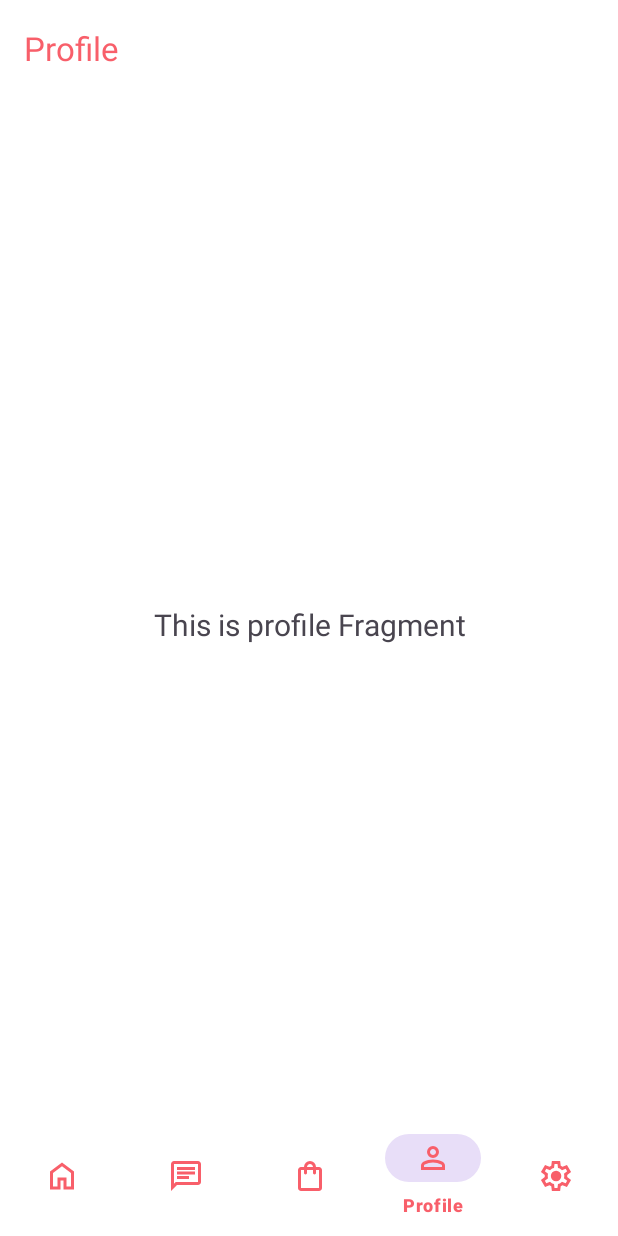
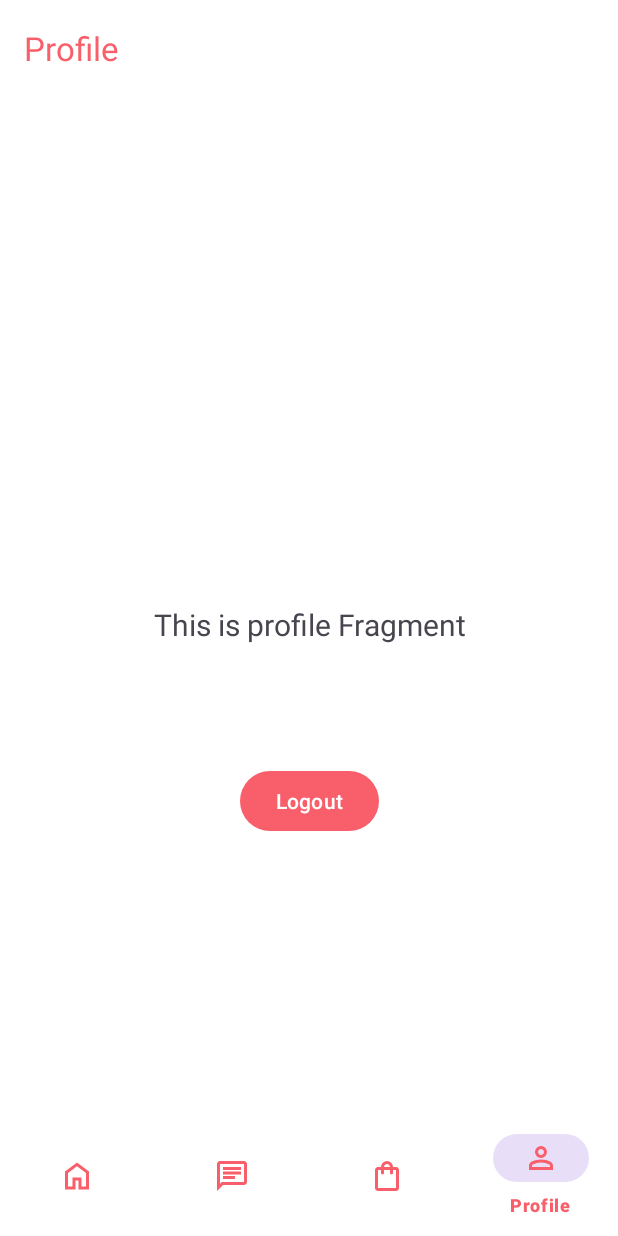
Before and after one commit to AspireRB/Aquitoy-App, an Android app: the ProfileFragment screen opened through its navigation route, on a phone screen of 412 x 824 dp. Run offline under Robolectric (Android 15) with nearby library versions, the phone set to English and light mode, and no system bars; our stand-ins replace navigation-ui.

Commit message:
Eliminación del fragment settings

```diff
--- a/app/src/main/java/com/aspire/aquitoy/ui/FragmentsActivity.kt
+++ b/app/src/main/java/com/aspire/aquitoy/ui/FragmentsActivity.kt
@@ -24,7 +24,7 @@ class FragmentsActivity : AppCompatActivity() {
 
         val appBarConfiguration = AppBarConfiguration(
             setOf(
-                R.id.nav_home, R.id.nav_messages, R.id.nav_requests, R.id.nav_profile, R.id.nav_settings
+                R.id.nav_home, R.id.nav_messages, R.id.nav_requests, R.id.nav_profile
             )
         )
         setSupportActionBar(binding.toolbar)
--- a/app/src/main/res/layout/fragment_profile.xml
+++ b/app/src/main/res/layout/fragment_profile.xml
@@ -19,4 +19,18 @@
         app:layout_constraintEnd_toEndOf="parent"
         app:layout_constraintStart_toStartOf="parent"
         app:layout_constraintTop_toTopOf="parent" />
+
+    <Button
+        android:id="@+id/btnLogout"
+        android:layout_gravity="center"
+        android:layout_width="wrap_content"
+        android:layout_height="wrap_content"
+        android:layout_marginVertical="80dp"
+        android:layout_marginHorizontal="16dp"
+        android:text="Logout"
+        android:textColor="@color/background"
+        app:layout_constraintEnd_toEndOf="parent"
+        app:layout_constraintStart_toStartOf="parent"
+        app:layout_constraintTop_toBottomOf="@+id/text_profile" />/>
+
 </androidx.constraintlayout.widget.ConstraintLayout>
--- a/app/src/main/res/layout/view_bottom.xml
+++ b/app/src/main/res/layout/view_bottom.xml
@@ -18,7 +18,7 @@
         app:layout_constraintStart_toStartOf="parent">
 
         <androidx.appcompat.widget.AppCompatImageView
-            android:layout_width="59dp"
+            android:layout_width="70dp"
             android:layout_height="wrap_content"
             android:layout_gravity="left|center"
             android:src="@drawable/ic_google" />
@@ -30,7 +30,8 @@
             android:text="@string/login_google"
             android:textColor="@color/background"
             tools:layout_editor_absoluteX="231dp"
-            tools:layout_editor_absoluteY="16dp" />
+            tools:layout_editor_absoluteY="16dp"
+            android:layout_marginLeft="15dp"/>
 
     </androidx.cardview.widget.CardView>
 
--- a/app/src/main/res/menu/bottom_nav_menu.xml
+++ b/app/src/main/res/menu/bottom_nav_menu.xml
@@ -17,9 +17,5 @@
         android:id="@+id/nav_profile"
         android:icon="@drawable/ic_profile"
         android:title="@string/menu_profile" />
-    <item
-        android:id="@+id/nav_settings"
-        android:icon="@drawable/ic_settings"
-        android:title="@string/menu_settings" />
 
 </menu>
--- a/app/src/main/res/navigation/mobile_navigation.xml
+++ b/app/src/main/res/navigation/mobile_navigation.xml
@@ -29,9 +29,4 @@
         android:label="@string/menu_profile"
         tools:layout="@layout/fragment_profile" />
 
-    <fragment
-        android:id="@+id/nav_settings"
-        android:name="com.aspire.aquitoy.ui.settings.SettingsFragment"
-        android:label="@string/menu_settings"
-        tools:layout="@layout/fragment_settings" />
 </navigation>
```
Also changed, not shown: app/src/main/java/com/aspire/aquitoy/ui/settings/SettingsFragment.kt (deleted, +0 -39 lines), app/src/main/java/com/aspire/aquitoy/ui/settings/SettingsViewModel.kt (deleted, +0 -12 lines), app/src/main/res/layout/fragment_settings.xml (deleted, +0 -22 lines).
